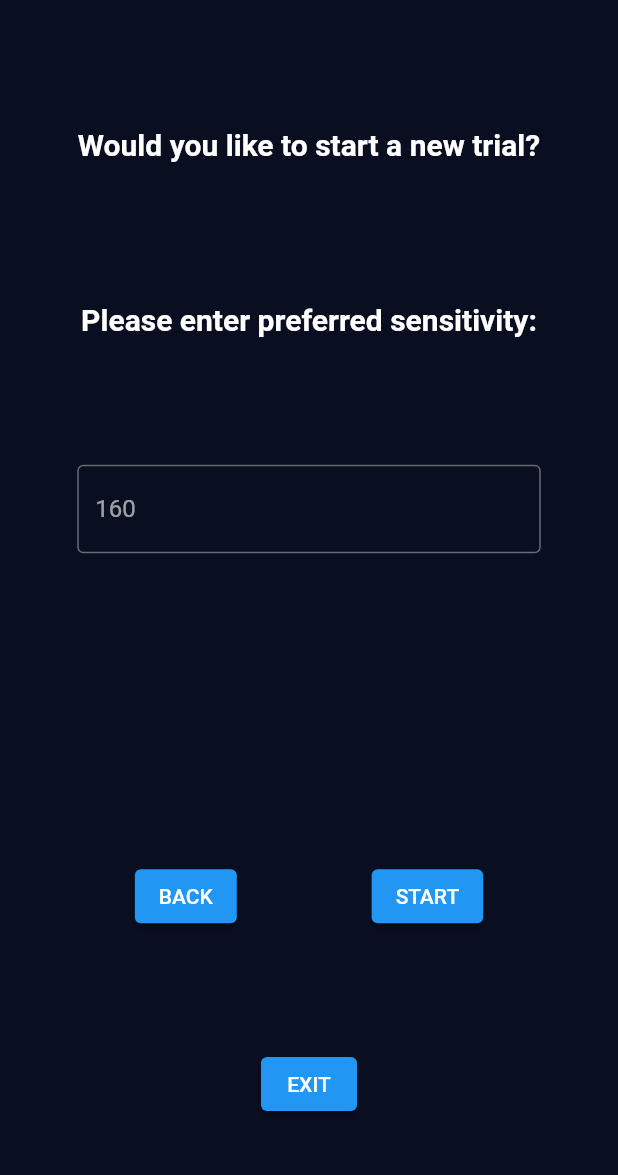
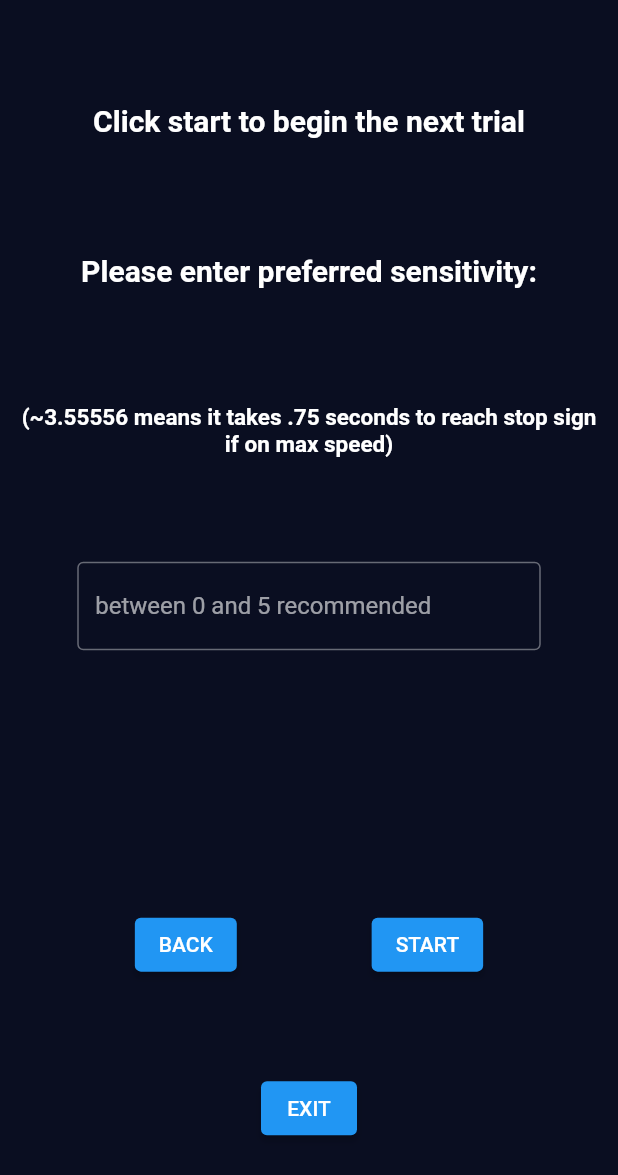
Before and after one commit to florencelarkin/ramp_task, a Flutter app: the ContinuationPage screen opened directly with empty values, after a tap on "START", on a phone screen of 412 x 824 dp. Shown: the top 1175 px of the screen. Run offline on Flutter 3.47's test engine with Material 2 defaults, Android fonts, the phone set to English and light mode, and no system bars; our stand-ins replace sensors.

Commit message:
changed sensitivity scale

```diff
--- a/lib/continue_trial.dart
+++ b/lib/continue_trial.dart
@@ -1,4 +1,3 @@
-import 'package:string_validator/string_validator.dart';
 import 'main_page.dart';
 import 'quit_screen.dart';
 import 'package:flutter/material.dart';
@@ -39,7 +38,7 @@ class _ContinuationPageState extends State<ContinuationPage> {
   int blockNumber;
   double lpc;
 
-  String velocityString = '160.0';
+  String velocityString = '3.56';
   double velocity = 160.0;
   showAlertDialog(BuildContext context) {
     // set up the button
@@ -75,7 +74,7 @@ class _ContinuationPageState extends State<ContinuationPage> {
             padding: const EdgeInsets.all(8.0),
             child: Center(
               child: Text(
-                'Would you like to start a new trial?',
+                'Click start to begin the next trial',
                 style: TextStyle(
                     fontSize: 20.0,
                     fontWeight: FontWeight.bold,
@@ -93,13 +92,26 @@ class _ContinuationPageState extends State<ContinuationPage> {
               ),
             ),
           ),
+          Padding(
+            padding: const EdgeInsets.all(8.0),
+            child: Center(
+              child: Text(
+                '(~3.55556 means it takes .75 seconds to reach stop sign if on max speed)',
+                style: TextStyle(
+                    fontSize: 15.0,
+                    fontWeight: FontWeight.bold,
+                    color: Colors.white),
+                textAlign: TextAlign.center,
+              ),
+            ),
+          ),
           Container(
             child: TextField(
               decoration: InputDecoration(
                   border: OutlineInputBorder(
                     borderSide: BorderSide(color: Colors.white),
                   ),
-                  hintText: '160'),
+                  hintText: 'between 0 and 5 recommended'),
               onChanged: (value) {
                 velocityString = value;
               },
@@ -118,10 +130,12 @@ class _ContinuationPageState extends State<ContinuationPage> {
               ElevatedButton(
                   child: Text('START'),
                   onPressed: () {
-                    print(lpc);
                     trialNumber++;
-                    bool isValid = isNumeric(velocityString);
-                    if (isValid == true) {
+
+                    if (velocityString.contains(new RegExp(r'[0-9\.]'))) {
+                      if (velocityString == '.') {
+                        showAlertDialog(context);
+                      } else if (velocityString != '3.56') {
                         velocity = double.parse(velocityString);
                         Navigator.push(
                           context,
@@ -135,8 +149,8 @@ class _ContinuationPageState extends State<ContinuationPage> {
                                 lpc: lpc),
                           ),
                         );
-                    } else if (velocityString == '160.0') {
-                      velocity = 160.0;
+                      } else if (velocityString == '3.56') {
+                        velocity = 3.5555555555555556;
                         Navigator.push(
                           context,
                           MaterialPageRoute(
@@ -150,6 +164,7 @@ class _ContinuationPageState extends State<ContinuationPage> {
                             ),
                           ),
                         );
+                      } else {}
                     } else {
                       showAlertDialog(context);
                     }
```
Also changed, not shown: lib/block_page.dart (added, +89 -0 lines), lib/car_engine.dart (+25 -3 lines), lib/main_page.dart (+22 -5 lines), lib/question_page.dart (+44 -29 lines). Lines whose indentation alone changed are shown as unchanged.
